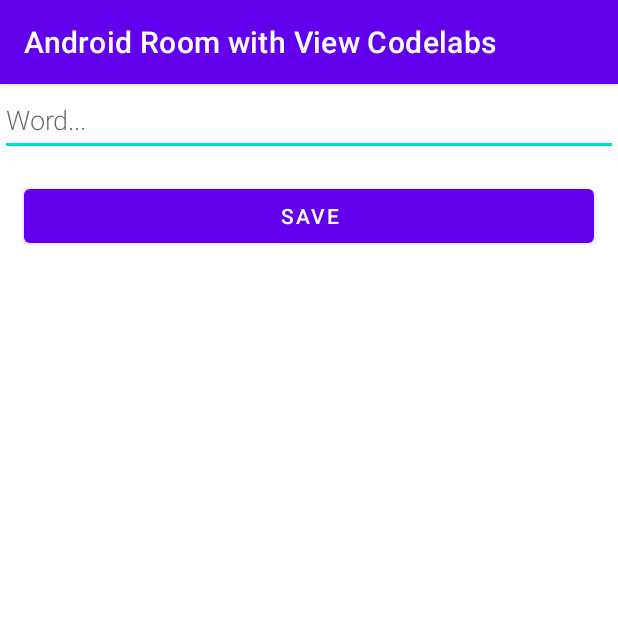
After one commit to khoirlnwr/Android-Room-with-View, an Android app: the NewWordActivity screen opened directly, with no data from a screen before it, on a phone screen of 412 x 824 dp, the top half of it. The commit adds this screen. Run offline under Robolectric (Android 15) with nearby library versions, the phone set to English and light mode, and no system bars.

Commit message:
latest update
1. Populate database
2. Add NewWordActivity
3. Trial

```diff
--- a/app/build.gradle
+++ b/app/build.gradle
@@ -65,4 +65,7 @@ dependencies {
     implementation "org.jetbrains.kotlin:kotlin-stdlib-jdk7:1.6.21"
     api "org.jetbrains.kotlinx:kotlinx-coroutines-core:1.6.1"
     api "org.jetbrains.kotlinx:kotlinx-coroutines-android:1.6.1"
+
+    implementation 'androidx.fragment:fragment-ktx:1.4.1'
+
 }
--- a/app/src/main/AndroidManifest.xml
+++ b/app/src/main/AndroidManifest.xml
@@ -11,6 +11,9 @@
         android:supportsRtl="true"
         android:theme="@style/Theme.AndroidRoomWithViewCodelabs">
         <activity
+            android:name=".NewWordActivity"
+            android:exported="false" />
+        <activity
             android:name=".MainActivity"
             android:exported="true">
             <intent-filter>
--- /dev/null
+++ b/app/src/main/java/com/example/androidroomwithviewcodelabs/NewWordActivity.kt
@@ -0,0 +1,37 @@
+package com.example.androidroomwithviewcodelabs
+
+import android.app.Activity
+import android.content.Intent
+import androidx.appcompat.app.AppCompatActivity
+import android.os.Bundle
+import android.text.TextUtils
+import com.example.androidroomwithviewcodelabs.databinding.ActivityNewWordBinding
+
+class NewWordActivity : AppCompatActivity() {
+
+    private var binding: ActivityNewWordBinding? = null
+
+    override fun onCreate(savedInstanceState: Bundle?) {
+        super.onCreate(savedInstanceState)
+        binding = ActivityNewWordBinding.inflate(layoutInflater)
+        val view = binding?.root
+
+        setContentView(view)
+
+        binding?.btnSave?.setOnClickListener {
+            val replyIntent = Intent()
+            if (TextUtils.isEmpty(binding?.etWord?.text)) {
+                setResult(Activity.RESULT_CANCELED, replyIntent)
+            } else {
+                val word = binding?.etWord?.text.toString()
+                replyIntent.putExtra(EXTRA_REPLY, word)
+                setResult(Activity.RESULT_OK, replyIntent)
+            }
+            finish()
+        }
+    }
+
+    companion object {
+        const val EXTRA_REPLY = "com.example.androidroomwithviewcodelabs"
+    }
+}
--- a/app/src/main/java/com/example/androidroomwithviewcodelabs/entity/Word.kt
+++ b/app/src/main/java/com/example/androidroomwithviewcodelabs/entity/Word.kt
@@ -6,6 +6,5 @@ import androidx.room.PrimaryKey
 
 @Entity(tableName = "word_table")
 data class Word(
-    @PrimaryKey(autoGenerate = true) val id: Int,
-    @ColumnInfo(name = "word") val word: String
+    @PrimaryKey @ColumnInfo(name = "word") val word: String
 )
--- /dev/null
+++ b/app/src/main/res/layout/activity_new_word.xml
@@ -0,0 +1,22 @@
+<?xml version="1.0" encoding="utf-8"?>
+<LinearLayout xmlns:android="http://schemas.android.com/apk/res/android"
+    android:layout_width="match_parent"
+    android:layout_height="match_parent"
+    android:orientation="vertical">
+
+    <EditText
+        android:id="@+id/et_word"
+        android:layout_width="match_parent"
+        android:layout_height="wrap_content"
+        android:fontFamily="sans-serif-light"
+        android:hint="@string/hint_word"
+        android:inputType="textAutoComplete"
+        android:minHeight="@dimen/min_height" />
+
+    <Button
+        android:id="@+id/btn_save"
+        android:layout_width="match_parent"
+        android:layout_height="wrap_content"
+        android:layout_margin="@dimen/big_padding"
+        android:text="@string/button_save" />
+</LinearLayout>
--- a/app/src/main/res/values/colors.xml
+++ b/app/src/main/res/values/colors.xml
@@ -7,4 +7,6 @@
     <color name="teal_700">#FF018786</color>
     <color name="black">#FF000000</color>
     <color name="white">#FFFFFFFF</color>
+    <color name="buttonLabel">#FFFFFF</color>
+
 </resources>
--- a/app/src/main/res/values/dimens.xml
+++ b/app/src/main/res/values/dimens.xml
@@ -1,4 +1,6 @@
 <?xml version="1.0" encoding="utf-8"?>
 <resources>
     <dimen name="big_padding">16dp</dimen>
+    <dimen name="min_height">48dp</dimen>
+
 </resources>
--- a/app/src/main/res/values/strings.xml
+++ b/app/src/main/res/values/strings.xml
@@ -1,4 +1,9 @@
 <resources>
     <string name="app_name">Android Room with View Codelabs</string>
     <string name="add_word">Add Word</string>
+
+    <string name="hint_word">Word...</string>
+    <string name="button_save">Save</string>
+    <string name="empty_not_saved">Word not saved because it is empty.</string>
+
 </resources>
```
Also changed, not shown: app/src/main/java/com/example/androidroomwithviewcodelabs/MainActivity.kt (+40 -2 lines), app/src/main/java/com/example/androidroomwithviewcodelabs/application/WordsApplication.kt (+6 -2 lines), app/src/main/java/com/example/androidroomwithviewcodelabs/database/WordRoomDatabase.kt (+36 -2 lines).
